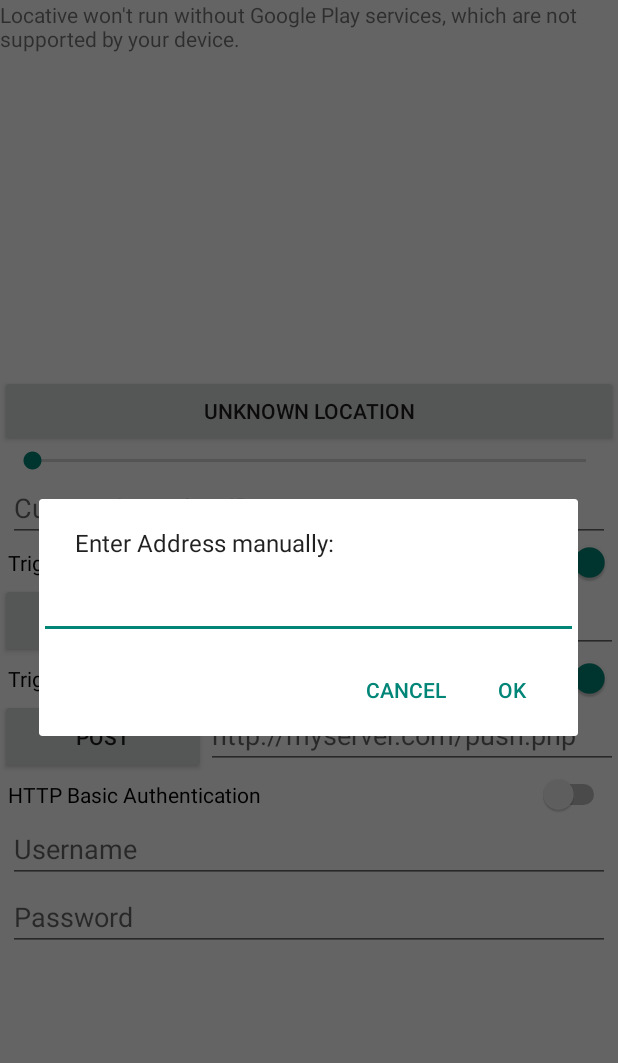
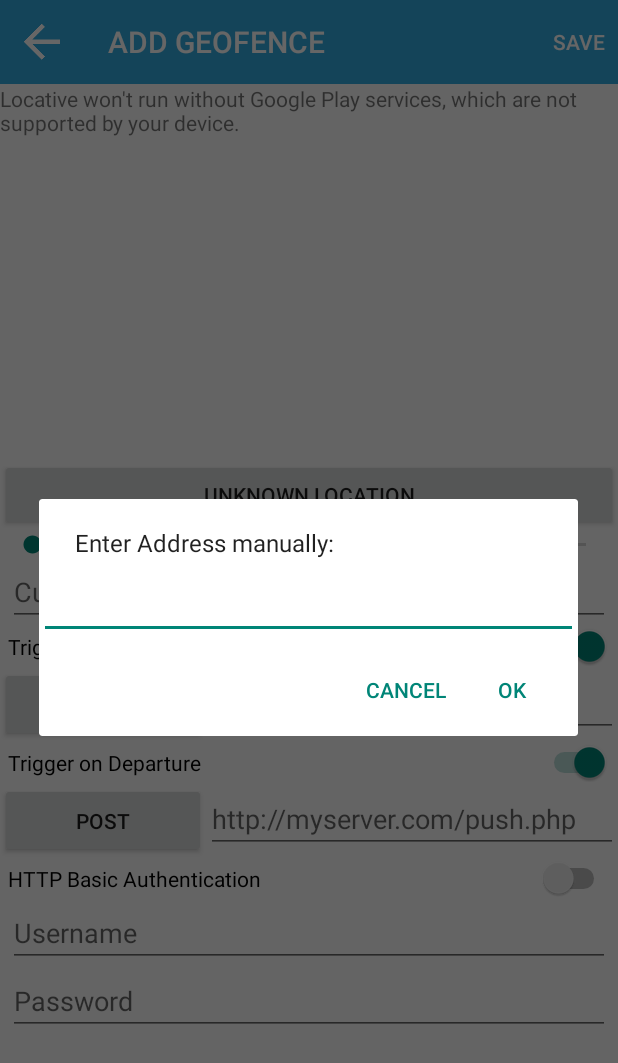
Before and after one commit to Jeremyyiu/LocationGeofencing, an Android app: the AddEditGeofenceActivity screen opened directly, with no data from a screen before it, after a tap on "UNKNOWN LOCATION", on a phone screen of 412 x 824 dp. Shown: the top 1063 px of the screen. Run offline under Robolectric (Android 15) with nearby library versions, the phone set to English and light mode, and no system bars; our stand-ins replace ButterKnife.

Commit message:
fix AddEditGeofenceActivity with toolbar and butterknife view injection

```diff
--- a/app/src/main/java/io/locative/app/AddEditGeofenceActivity.java
+++ b/app/src/main/java/io/locative/app/AddEditGeofenceActivity.java
@@ -19,9 +19,7 @@ import android.os.Build;
 import android.os.Bundle;
 import android.os.Message;
 import android.support.annotation.NonNull;
-import android.support.v7.app.AppCompatActivity;
 import android.util.Log;
-import android.view.Menu;
 import android.view.MenuItem;
 import android.view.View;
 import android.widget.Button;
@@ -45,11 +43,47 @@ import java.util.Locale;
 import java.util.Random;
 import java.util.UUID;
 
-// TODO somehow just adding this already breaks the activity with java.lang.IllegalArgumentException duplicate id
-// so no androidannotations in this activity :-(
-// @EActivity(R.layout.activity_add_edit_geofence)
+import butterknife.Bind;
+import butterknife.OnClick;
+import io.locative.app.activity.BaseActivity;
 
-public class AddEditGeofenceActivity extends AppCompatActivity implements OnMapReadyCallback {
+public class AddEditGeofenceActivity extends BaseActivity implements OnMapReadyCallback {
+
+    @Bind(R.id.address_button)
+    Button mLocationButton;
+
+    @Bind(R.id.customLocationId)
+    EditText mCustomId;
+
+    @Bind(R.id.trigger_enter)
+    Switch mTriggerEnter;
+
+    @Bind(R.id.trigger_exit)
+    Switch mTriggerExit;
+
+    @Bind(R.id.enter_method_button)
+    Button mEnterMethodButton;
+
+    @Bind(R.id.enter_url_text)
+    EditText mEnterUrl;
+
+    @Bind(R.id.exit_method_button)
+    Button mExitMethodButton;
+
+    @Bind(R.id.exit_url_text)
+    EditText mExitUrl;
+
+    @Bind(R.id.radius_slider)
+    SeekBar mRadiusSlider;
+
+    @Bind(R.id.basic_auth_switch)
+    Switch mBasicAuthSwitch;
+
+    @Bind(R.id.basic_auth_username)
+    EditText mBasicAuthUsername;
+
+    @Bind(R.id.basic_auth_password)
+    EditText mBasicAuthPassword;
 
     public int mEditGeofenceId = 0;
     private boolean mIsEditingGeofence = false;
@@ -67,24 +101,11 @@ public class AddEditGeofenceActivity extends AppCompatActivity implements OnMapR
     private Constants.HttpMethod mEnterMethod = Constants.HttpMethod.POST;
     private Constants.HttpMethod mExitMethod = Constants.HttpMethod.POST;
 
-    // UI
     private GoogleMap mMap = null;
-    private Button mLocationButton = null;
-    private EditText mCustomId = null;
-    private SeekBar mRadiusSlider = null;
-    private Switch mTriggerEnter = null;
-    private Switch mTriggerExit = null;
-    private Button mEnterMethodButton = null;
-    private EditText mEnterUrl = null;
-    private Button mExitMethodButton = null;
-    private EditText mExitUrl = null;
-    private Switch mBasicAuthSwitch = null;
-    private EditText mBasicAuthUsername = null;
-    private EditText mBasicAuthPassword = null;
 
-    GeofancyLocationManager.LocationResult locationResult = new GeofancyLocationManager.LocationResult(){
+    GeofancyLocationManager.LocationResult locationResult = new GeofancyLocationManager.LocationResult() {
         @Override
-        public void gotLocation(Location location){
+        public void gotLocation(Location location) {
             //LatLng latLng = new LatLng(location.getLatitude(), location.getLongitude());
             if (mMap != null) {
                 zoomToLocation(location);
@@ -105,30 +126,6 @@ public class AddEditGeofenceActivity extends AppCompatActivity implements OnMapR
             mIsEditingGeofence = true;
         }
 
-        setContentView(R.layout.activity_add_edit_geofence);
-
-        // Get UI
-        mLocationButton = (Button)findViewById(R.id.address_button);
-        mCustomId = (EditText)findViewById(R.id.customLocationId);
-        mTriggerEnter = (Switch)findViewById(R.id.trigger_enter);
-        mTriggerExit = (Switch)findViewById(R.id.trigger_exit);
-        mEnterMethodButton = (Button)findViewById(R.id.enter_method_button);
-        mEnterUrl = (EditText)findViewById(R.id.enter_url_text);
-        mEnterMethodButton.setOnClickListener(new View.OnClickListener() {
-            @Override
-            public void onClick(View v) {
-                selectMethodForTriggerType(Constants.TriggerType.ARRIVAL);
-            }
-        });
-        mExitMethodButton = (Button)findViewById(R.id.exit_method_button);
-        mExitUrl = (EditText)findViewById(R.id.exit_url_text);
-        mExitMethodButton.setOnClickListener(new View.OnClickListener() {
-            @Override
-            public void onClick(View v) {
-                selectMethodForTriggerType(Constants.TriggerType.DEPARTURE);
-            }
-        });
-        mRadiusSlider = (SeekBar)findViewById(R.id.radius_slider);
         mRadiusSlider.setOnSeekBarChangeListener(new SeekBar.OnSeekBarChangeListener() {
             @Override
             public void onProgressChanged(SeekBar seekBar, int progress, boolean fromUser) {
@@ -148,11 +145,33 @@ public class AddEditGeofenceActivity extends AppCompatActivity implements OnMapR
             }
         });
 
-        mLocationButton.setOnClickListener(new View.OnClickListener() {
-            @Override
-            public void onClick(View v) {
-                final EditText addressTextField = new EditText(v.getContext());
-                new AlertDialog.Builder(v.getContext())
+//        FragmentManager fm = getFragmentManager();
+//        mMapFragment = (MapFragment)fm.findFragmentById(R.id.map);
+//        mMapFragment.onResume();
+//        mMap = mMapFragment.getMap();
+//        mMap.setMyLocationEnabled(true);
+//        mMap.getUiSettings().setZoomControlsEnabled(false);
+////        mMap.getMap().setMapType(0);
+
+
+        // Obtain the SupportMapFragment and get notified when the map is ready to be used.
+        SupportMapFragment mapFragment = (SupportMapFragment) getSupportFragmentManager()
+                .findFragmentById(R.id.map);
+        mapFragment.getMapAsync(this);
+
+
+        mGeocoderHandler = new GeocodeHandler(this);
+
+    }
+
+    @SuppressWarnings("unsed")
+    @OnClick({R.id.address_button, R.id.enter_method_button, R.id.exit_method_button})
+    public void onButtonClick(View view) {
+        int id = view.getId();
+        switch (id) {
+            case R.id.address_button:
+                final EditText addressTextField = new EditText(view.getContext());
+                new AlertDialog.Builder(view.getContext())
                         .setMessage("Enter Address manually:")
                         .setView(addressTextField)
                         .setPositiveButton("OK", new DialogInterface.OnClickListener() {
@@ -169,30 +188,15 @@ public class AddEditGeofenceActivity extends AppCompatActivity implements OnMapR
                             }
                         })
                         .show();
+                break;
+            case R.id.enter_method_button:
+                selectMethodForTriggerType(Constants.TriggerType.ARRIVAL);
+                break;
+            case R.id.exit_method_button:
+                selectMethodForTriggerType(Constants.TriggerType.DEPARTURE);
+                break;
         }
-        });
 
-        mBasicAuthSwitch = (Switch)findViewById(R.id.basic_auth_switch);
-        mBasicAuthUsername = (EditText)findViewById(R.id.basic_auth_username);
-        mBasicAuthPassword = (EditText)findViewById(R.id.basic_auth_password);
-
-//        FragmentManager fm = getFragmentManager();
-//        mMapFragment = (MapFragment)fm.findFragmentById(R.id.map);
-//        mMapFragment.onResume();
-//        mMap = mMapFragment.getMap();
-//        mMap.setMyLocationEnabled(true);
-//        mMap.getUiSettings().setZoomControlsEnabled(false);
-////        mMap.getMap().setMapType(0);
-
-
-        // Obtain the SupportMapFragment and get notified when the map is ready to be used.
-        SupportMapFragment mapFragment = (SupportMapFragment) getSupportFragmentManager()
-                .findFragmentById(R.id.map);
-        mapFragment.getMapAsync(this);
-
-
-
-        mGeocoderHandler = new GeocodeHandler(this);
 
     }
 
@@ -219,7 +223,7 @@ public class AddEditGeofenceActivity extends AppCompatActivity implements OnMapR
                     checkSelfPermission(Manifest.permission.ACCESS_COARSE_LOCATION) == PackageManager.PERMISSION_GRANTED) {
                 mMap.setMyLocationEnabled(true);
             }
-        }else{
+        } else {
             // we have permission since requested on app install
             mMap.setMyLocationEnabled(true);
         }
@@ -228,7 +232,7 @@ public class AddEditGeofenceActivity extends AppCompatActivity implements OnMapR
         Cursor cursor = null;
         if (mIsEditingGeofence) {
             ContentResolver resolver = this.getContentResolver();
-            cursor = resolver.query(Uri.parse("content://" + getString(R.string.authority) + "/geofences"), null, "_id = ?", new String[]{ String.valueOf(mEditGeofenceId) }, null);
+            cursor = resolver.query(Uri.parse("content://" + getString(R.string.authority) + "/geofences"), null, "_id = ?", new String[]{String.valueOf(mEditGeofenceId)}, null);
             if (cursor != null && cursor.getCount() > 0) {
                 cursor.moveToFirst();
                 mLocationButton.setText(cursor.getString(cursor.getColumnIndex(GeofenceProvider.Geofence.KEY_NAME)));
@@ -262,14 +266,14 @@ public class AddEditGeofenceActivity extends AppCompatActivity implements OnMapR
             mGeofancyLocationManager.getLocation(this, locationResult);
         }
         Location location;
-        if(mMap.isMyLocationEnabled() && mMap.getMyLocation() != null && !mIsEditingGeofence) {
+        if (mMap.isMyLocationEnabled() && mMap.getMyLocation() != null && !mIsEditingGeofence) {
             location = mMap.getMyLocation();
             mMap.getMyLocation();
-        } else if(cursor != null) {
+        } else if (cursor != null) {
             location = new Location("location");
             location.setLatitude(cursor.getDouble(cursor.getColumnIndex(GeofenceProvider.Geofence.KEY_LATITUDE)));
             location.setLongitude(cursor.getDouble(cursor.getColumnIndex(GeofenceProvider.Geofence.KEY_LONGITUDE)));
-        }else{
+        } else {
             // New York
             location = new Location("custom");
             location.setLatitude(40.7127);
@@ -302,10 +306,19 @@ public class AddEditGeofenceActivity extends AppCompatActivity implements OnMapR
     }
 
     @Override
-    public boolean onCreateOptionsMenu(Menu menu) {
-        // Inflate the menu; this adds items to the action bar if it is present.
-        getMenuInflater().inflate(R.menu.add_edit_geofence, menu);
-        return true;
+    protected int getLayoutResourceId() {
+        return R.layout.activity_add_edit_geofence;
+    }
+
+    @Override
+    protected String getToolbarTitle() {
+        // need to replace by add or edit
+        return "Add Geofence";
+    }
+
+    @Override
+    protected int getMenuResourceId() {
+        return R.menu.add_edit_geofence;
     }
 
     @Override
@@ -353,7 +366,7 @@ public class AddEditGeofenceActivity extends AppCompatActivity implements OnMapR
 
         String custom_id = mCustomId.getText().toString();
         if (mIsEditingGeofence) {
-            Cursor existingCursor = resolver.query(Uri.parse("content://" + getString(R.string.authority) + "/geofences"), null, "_id = ?", new String[]{ String.valueOf(mEditGeofenceId) }, null);
+            Cursor existingCursor = resolver.query(Uri.parse("content://" + getString(R.string.authority) + "/geofences"), null, "_id = ?", new String[]{String.valueOf(mEditGeofenceId)}, null);
             if (existingCursor != null && existingCursor.getCount() > 0) {
                 existingCursor.moveToFirst();
                 if (custom_id.length() == 0) {
@@ -407,7 +420,7 @@ public class AddEditGeofenceActivity extends AppCompatActivity implements OnMapR
     }
 
     // Zoom to Location
-    private void zoomToLocation(Location location){
+    private void zoomToLocation(Location location) {
         LatLng currentPosition = new LatLng(location.getLatitude(), location.getLongitude());
         mMap.animateCamera(CameraUpdateFactory.newLatLngZoom(currentPosition, 16));
     }
@@ -427,7 +440,7 @@ public class AddEditGeofenceActivity extends AppCompatActivity implements OnMapR
     private void setupCircleManager() {
         mCircleManager = new MapAreaManager(mMap,
 
-            4, Color.RED, Color.HSVToColor(70, new float[] {1, 1, 200}), //styling
+                4, Color.RED, Color.HSVToColor(70, new float[]{1, 1, 200}), //styling
 
                 -1,//custom drawables for move and resize icons
 
@@ -475,7 +488,7 @@ public class AddEditGeofenceActivity extends AppCompatActivity implements OnMapR
 
                 mCircle.setCenter(latLng);
                 mMap.animateCamera(CameraUpdateFactory.newLatLngZoom(latLng, 16));
-            }else{
+            } else {
                 new AlertDialog.Builder(this)
                         .setMessage("No location found. Please refine your query.")
                         .setPositiveButton("OK", new DialogInterface.OnClickListener() {
@@ -582,5 +595,7 @@ public class AddEditGeofenceActivity extends AppCompatActivity implements OnMapR
             return mEnterMethod;
         }
         return mExitMethod;
-    };
     }
+
+    ;
+}
--- a/app/src/main/res/layout/activity_add_edit_geofence.xml
+++ b/app/src/main/res/layout/activity_add_edit_geofence.xml
@@ -1,74 +1,96 @@
-<ScrollView xmlns:android="http://schemas.android.com/apk/res/android"
+<android.support.design.widget.CoordinatorLayout xmlns:android="http://schemas.android.com/apk/res/android"
+    xmlns:app="http://schemas.android.com/apk/res-auto"
     xmlns:tools="http://schemas.android.com/tools"
+    android:id="@+id/main_content"
+    android:layout_width="match_parent"
+    android:layout_height="match_parent">
+
+    <android.support.design.widget.AppBarLayout
+        android:id="@+id/appbar"
         android:layout_width="match_parent"
         android:layout_height="wrap_content"
-    android:id="@+id/scrollView">
+        android:theme="@style/ThemeOverlay.AppCompat.Dark.ActionBar">
+
+        <include
+            android:id="@+id/toolbar_actionbar"
+            layout="@layout/toolbar"
+            android:layout_width="match_parent"
+            android:layout_height="wrap_content" />
+
+    </android.support.design.widget.AppBarLayout>
+
+    <android.support.v4.widget.NestedScrollView
+        android:id="@+id/scrollView"
+        android:layout_width="match_parent"
+        android:layout_height="match_parent"
+        app:layout_behavior="@string/appbar_scrolling_view_behavior">
+
         <LinearLayout
+            android:id="@+id/linearLayout"
             android:layout_width="match_parent"
             android:layout_height="wrap_content"
-        tools:context="io.locative.geofancy.app.AddEditGeofenceActivity"
-        android:id="@+id/linearLayout"
+            android:focusable="true"
+            android:focusableInTouchMode="true"
             android:orientation="vertical"
-        android:focusable="true"
-        android:focusableInTouchMode="true">
+            tools:context="io.locative.app.AddEditGeofenceActivity">
 
             <fragment
+                android:id="@+id/map"
                 class="com.google.android.gms.maps.SupportMapFragment"
-            android:id="@+id/map"
                 android:layout_width="match_parent"
                 android:layout_height="250dp" />
 
             <Button
+                android:id="@+id/address_button"
                 android:layout_width="match_parent"
                 android:layout_height="wrap_content"
-            android:text="@string/unknown_location"
-            android:id="@+id/address_button" />
+                android:text="@string/unknown_location" />
 
             <SeekBar
+                android:id="@+id/radius_slider"
                 android:layout_width="match_parent"
                 android:layout_height="wrap_content"
-            android:id="@+id/radius_slider"
                 android:layout_marginLeft="5dp"
                 android:layout_marginRight="5dp" />
 
             <EditText
+                android:id="@+id/customLocationId"
                 android:layout_width="match_parent"
                 android:layout_height="wrap_content"
-            android:id="@+id/customLocationId"
+                android:layout_marginLeft="5dp"
+                android:layout_marginRight="5dp"
                 android:enabled="true"
                 android:hint="@string/custom_location_id"
                 android:maxLines="1"
-            android:layout_marginLeft="5dp"
-            android:layout_marginRight="5dp"
                 android:singleLine="true" />
 
             <Switch
+                android:id="@+id/trigger_enter"
                 android:layout_width="match_parent"
                 android:layout_height="wrap_content"
-            android:text="@string/trigger_on_arrival"
-            android:id="@+id/trigger_enter"
                 android:layout_gravity="right"
+                android:layout_marginLeft="5dp"
+                android:layout_marginRight="5dp"
                 android:checked="true"
-            android:layout_marginLeft="5dp"
-            android:layout_marginRight="5dp" />
+                android:text="@string/trigger_on_arrival" />
 
             <LinearLayout
-            android:orientation="horizontal"
                 android:layout_width="match_parent"
-            android:layout_height="50dp">
+                android:layout_height="50dp"
+                android:orientation="horizontal">
 
                 <Button
+                    android:id="@+id/enter_method_button"
                     android:layout_width="0dp"
                     android:layout_height="wrap_content"
-                android:text="POST"
-                android:id="@+id/enter_method_button"
                     android:layout_weight=".5"
-                android:hint="http://myserver.com/push.php" />
+                    android:hint="http://myserver.com/push.php"
+                    android:text="POST" />
 
                 <EditText
+                    android:id="@+id/enter_url_text"
                     android:layout_width="0dp"
                     android:layout_height="wrap_content"
-                android:id="@+id/enter_url_text"
                     android:layout_weight="1"
                     android:hint="http://myserver.com/push.php"
                     android:maxLines="1"
@@ -77,32 +99,32 @@
             </LinearLayout>
 
             <Switch
+                android:id="@+id/trigger_exit"
                 android:layout_width="match_parent"
                 android:layout_height="wrap_content"
-            android:text="Trigger on Departure"
-            android:id="@+id/trigger_exit"
                 android:layout_gravity="right"
+                android:layout_marginLeft="5dp"
+                android:layout_marginRight="5dp"
                 android:checked="true"
-            android:layout_marginLeft="5dp"
-            android:layout_marginRight="5dp" />
+                android:text="Trigger on Departure" />
 
             <LinearLayout
-            android:orientation="horizontal"
                 android:layout_width="match_parent"
-            android:layout_height="50dp">
+                android:layout_height="50dp"
+                android:orientation="horizontal">
 
                 <Button
+                    android:id="@+id/exit_method_button"
                     android:layout_width="0dp"
                     android:layout_height="wrap_content"
-                android:text="POST"
-                android:id="@+id/exit_method_button"
                     android:layout_weight=".5"
-                android:hint="http://myserver.com/push.php" />
+                    android:hint="http://myserver.com/push.php"
+                    android:text="POST" />
 
                 <EditText
+                    android:id="@+id/exit_url_text"
                     android:layout_width="0dp"
                     android:layout_height="wrap_content"
-                android:id="@+id/exit_url_text"
                     android:layout_weight="1"
                     android:hint="http://myserver.com/push.php"
                     android:maxLines="1"
@@ -111,37 +133,41 @@
             </LinearLayout>
 
             <Switch
+                android:id="@+id/basic_auth_switch"
                 android:layout_width="match_parent"
                 android:layout_height="wrap_content"
-            android:text="HTTP Basic Authentication"
-            android:id="@+id/basic_auth_switch"
                 android:layout_gravity="right"
+                android:layout_marginLeft="5dp"
+                android:layout_marginRight="5dp"
                 android:checked="false"
-            android:layout_marginLeft="5dp"
-            android:layout_marginRight="5dp" />
+                android:text="HTTP Basic Authentication" />
 
             <EditText
+                android:id="@+id/basic_auth_username"
                 android:layout_width="match_parent"
                 android:layout_height="wrap_content"
-            android:id="@+id/basic_auth_username"
+                android:layout_marginLeft="5dp"
+                android:layout_marginRight="5dp"
                 android:layout_weight="1"
                 android:hint="Username"
                 android:maxLines="1"
-            android:layout_marginLeft="5dp"
-            android:layout_marginRight="5dp"
                 android:singleLine="true" />
 
             <EditText
+                android:id="@+id/basic_auth_password"
                 android:layout_width="match_parent"
                 android:layout_height="wrap_content"
-            android:id="@+id/basic_auth_password"
+                android:layout_marginLeft="5dp"
+                android:layout_marginRight="5dp"
                 android:layout_weight="1"
                 android:hint="Password"
                 android:maxLines="1"
                 android:password="true"
-            android:layout_marginLeft="5dp"
-            android:layout_marginRight="5dp"
                 android:singleLine="true" />
 
         </LinearLayout>
-</ScrollView>
+
+    </android.support.v4.widget.NestedScrollView>
+
+
+</android.support.design.widget.CoordinatorLayout>
```
Lines whose indentation alone changed are shown as unchanged.
